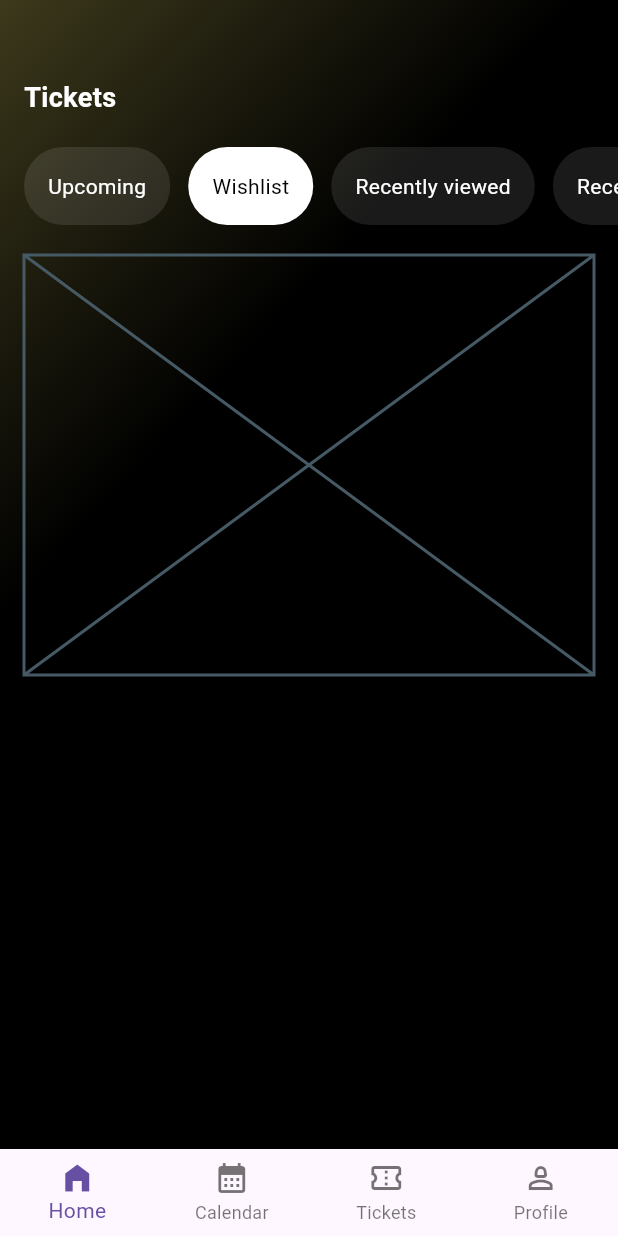
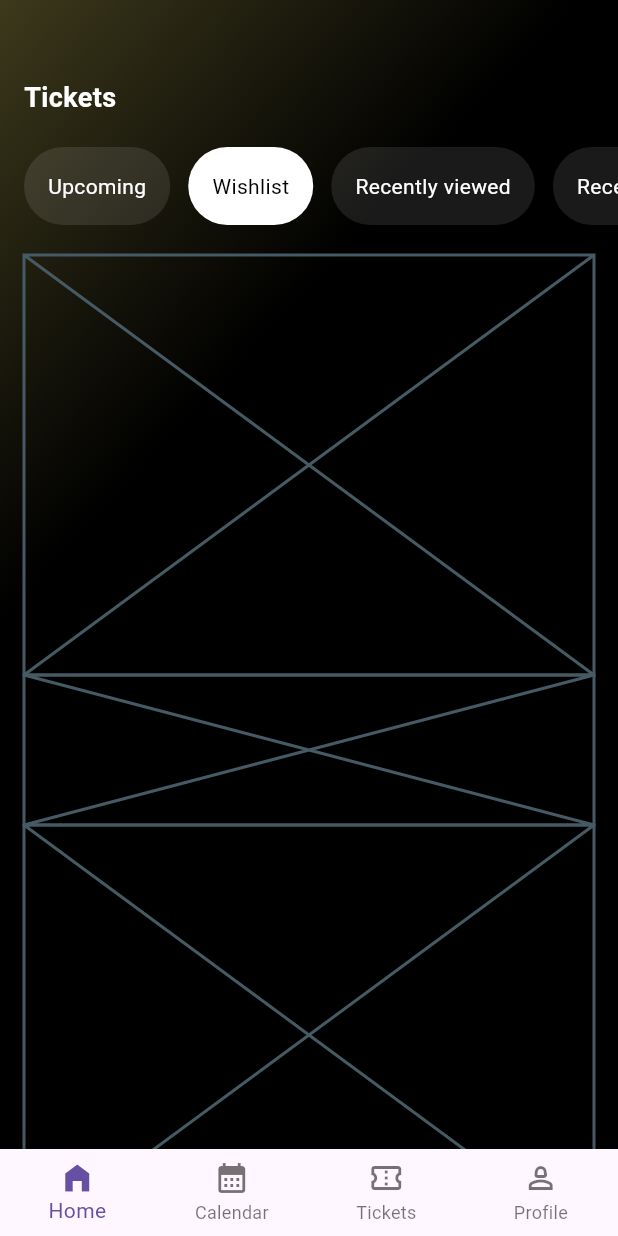
Before and after one commit to JAICHANGPARK/flutter_notebook_chapter_43, a Flutter app: the EventHomePage screen opened directly, on a phone screen of 412 x 824 dp. Run offline on Flutter 3.47's test engine with Material 3 defaults, Android fonts, the phone set to English and light mode, and no system bars; our stand-ins replace gap, hugeicons, percent_indicator.

Commit message:
Update event_home_page.dart

```diff
--- a/lib/ep2186_event_app/ui/event_home_page.dart
+++ b/lib/ep2186_event_app/ui/event_home_page.dart
@@ -119,12 +119,20 @@ class _EventHomePageState extends State<EventHomePage> {
                   Expanded(
                     child: Padding(
                       padding: const EdgeInsets.only(right: 16),
-                      child: ListView(
+                      child: Column(
                         children: [
                           Container(
                             height: 280,
                             child: Placeholder(),
-                          )
+                          ),
+                          Container(
+                            height: 100,
+                            child: Placeholder(),
+                          ),
+                          Container(
+                            height: 280,
+                            child: Placeholder(),
+                          ),
                         ],
                       ),
                     ),
```
